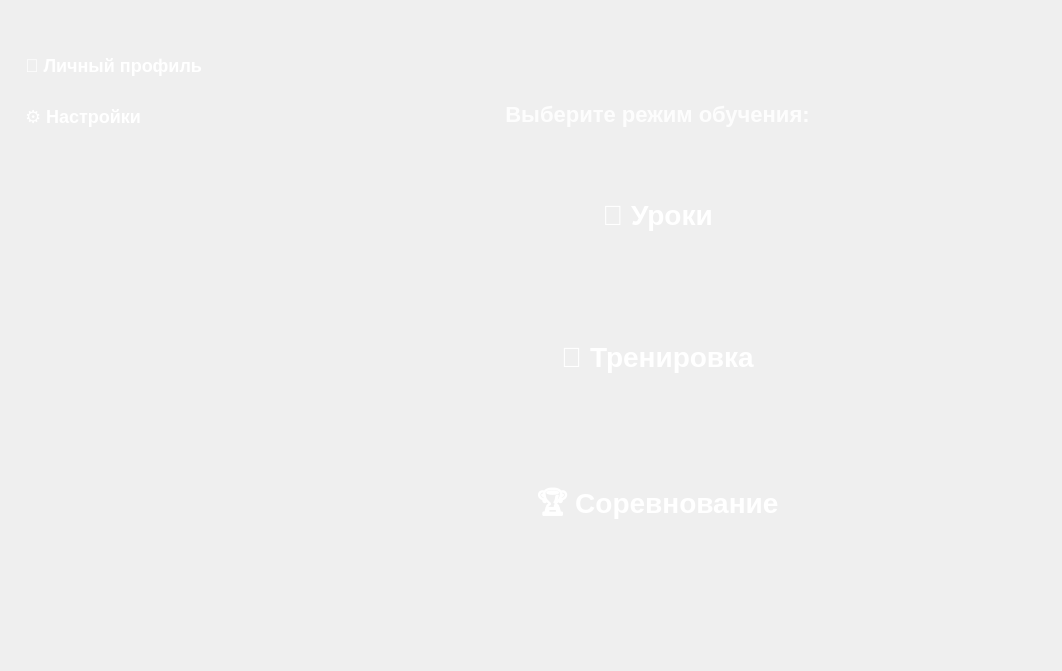
Qt form app/ui/main.ui (vasilisqq/music_app) before a commit.
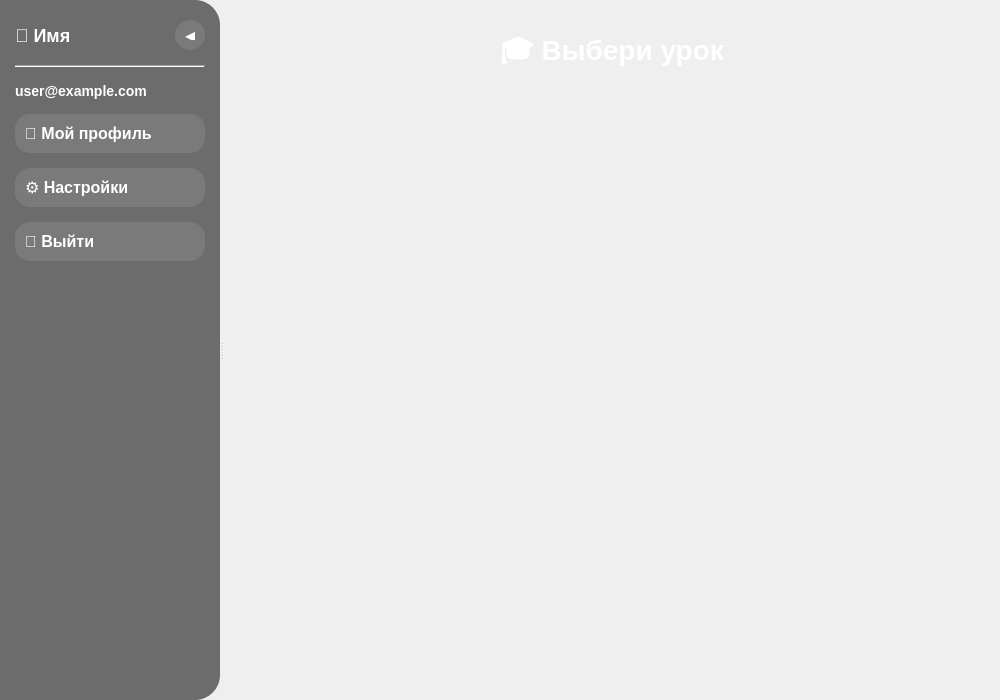
The same form after that commit.

Commit message: init main UI

```diff
--- a/app/ui/main.ui
+++ b/app/ui/main.ui
@@ -1,17 +1,23 @@
 <?xml version="1.0" encoding="UTF-8"?>
 <ui version="4.0">
- <class>Main</class>
- <widget class="QMainWindow" name="PianoTutorMain">
+ <class>MainWindow</class>
+ <widget class="QMainWindow" name="MainWindow">
   <property name="geometry">
    <rect>
     <x>0</x>
     <y>0</y>
-    <width>1062</width>
-    <height>671</height>
+    <width>1000</width>
+    <height>700</height>
    </rect>
   </property>
+  <property name="minimumSize">
+   <size>
+    <width>800</width>
+    <height>600</height>
+   </size>
+  </property>
   <property name="windowTitle">
-   <string>🎹 Piano Tutor — Главное меню</string>
+   <string>Music App — Главная</string>
   </property>
   <property name="styleSheet">
    <string notr="true">
@@ -19,107 +25,219 @@
   background: qlineargradient(x1:0, y1:0, x2:1, y2:1,
     stop:0 #3a8dde, stop:0.5 #00c8d6, stop:1 #2faf5e);
 }
-
-/* Левая панель */
-QWidget#leftPanel {
-  background: rgba(255,255,255,0.1);
+#drawerWidget {
+  background: rgba(0,0,0,0.55);
   border-top-right-radius: 25px;
   border-bottom-right-radius: 25px;
 }
-
-/* Заголовок */
-QLabel#appTitle {
-  color: white; font-size: 30pt; font-weight: 700;
-  padding: 40px 15px; text-align: center;
-}
-
-/* Кнопки панели */
-QPushButton#profileBtn, QPushButton#settingsBtn, QPushButton#exitBtn {
-  background: transparent;
-  color: white;
-  font-size: 18px;
-  font-weight: 600;
-  border: none;
+#drawerWidget QPushButton {
+  background: rgba(255,255,255,0.1);
+  border-radius: 15px;
+  padding: 10px;
   text-align: left;
-  padding: 15px 25px;
+  font-size: 16px;
+  font-weight: 600;
+  color: white;
 }
-QPushButton#profileBtn:hover, QPushButton#settingsBtn:hover, QPushButton#exitBtn:hover {
-  color: #4facfe;
+#drawerWidget QPushButton:hover {
+  background: rgba(255,255,255,0.25);
 }
-
-/* Центральные кнопки */
-QPushButton#lessonBtn, QPushButton#practiceBtn, QPushButton#contestBtn {
-  background: qlineargradient(x1:0, y1:0, x2:0, y2:1,
-    stop:0 #26af27, stop:1 #1a9f26);
-  color: white; border-radius: 25px; border: none;
-  font-size: 28px; font-weight: 700;
-  padding: 40px; min-width: 300px;
+#drawerWidget QPushButton:pressed {
+  background: rgba(255,255,255,0.4);
 }
-QPushButton:hover {
-  background: qlineargradient(x1:0, y1:0, x2:0, y2:1,
-    stop:0 #1e8b1f, stop:1 #158015);
-}
-QPushButton:pressed {
-  background: rgb(9,140,12);
-}
-
-QLabel#subtitle {
-  color: rgba(255,255,255,0.9);
-  font-size: 22px;
+#drawerWidget QLabel {
+  color: white;
+  font-size: 14px;
   font-weight: 500;
 }
+#drawerWidget #userNameLabel {
+  font-size: 18px;
+  font-weight: 700;
+}
+#collapseBtn {
+  background: transparent;
+  border: none;
+  color: white;
+  font-size: 20px;
+  font-weight: bold;
+}
+.lessonCard {
+  background: rgba(255,255,255,0.92);
+  border-radius: 20px;
+  padding: 15px;
+}
+.lessonCard QLabel {
+  color: #222;
+}
+.lessonCard QLabel:first-child {
+  font-size: 22px;
+  font-weight: 700;
+  color: #1e8b1f;
+}
+.lessonCard QPushButton {
+  background: qlineargradient(x1:0,y1:0,x2:0,y2:1, stop:0 #26af27, stop:1 #1a9f26);
+  border-radius: 12px;
+  padding: 8px;
+  font-size: 14px;
+  font-weight: bold;
+  color: white;
+}
+.lessonCard QPushButton:hover {
+  background: qlineargradient(x1:0,y1:0,x2:0,y2:1, stop:0 #1e8b1f, stop:1 #158015);
+}
+QScrollArea {
+  background: transparent;
+  border: none;
+}
+QScrollBar:vertical {
+  background: rgba(0,0,0,0.2);
+  width: 10px;
+  border-radius: 5px;
+}
+QScrollBar::handle:vertical {
+  background: white;
+  border-radius: 5px;
+  min-height: 30px;
+}
+QScrollBar::add-line:vertical, QScrollBar::sub-line:vertical {
+  height: 0px;
+}
    </string>
   </property>
   <widget class="QWidget" name="centralwidget">
-   <layout class="QHBoxLayout" name="mainLayout">
+   <layout class="QVBoxLayout" name="verticalLayout_global">
     <property name="spacing">
      <number>0</number>
     </property>
-    <property name="margin" stdset="0">
+    <property name="leftMargin">
      <number>0</number>
     </property>
+    <property name="topMargin">
+     <number>0</number>
+    </property>
+    <property name="rightMargin">
+     <number>0</number>
+    </property>
+    <property name="bottomMargin">
+     <number>0</number>
+    </property>
     <item>
-     <layout class="QVBoxLayout" name="sideLayout">
+     <widget class="QSplitter" name="mainSplitter">
+      <property name="orientation">
+       <enum>Qt::Horizontal</enum>
+      </property>
+      <property name="childrenCollapsible">
+       <bool>false</bool>
+      </property>
+      <widget class="QWidget" name="drawerWidget" native="true">
+       <property name="minimumSize">
+        <size>
+         <width>220</width>
+         <height>0</height>
+        </size>
+       </property>
+       <property name="maximumSize">
+        <size>
+         <width>220</width>
+         <height>16777215</height>
+        </size>
+       </property>
+       <layout class="QVBoxLayout" name="verticalLayout_drawer">
+        <property name="spacing">
+         <number>15</number>
+        </property>
       <property name="leftMargin">
-       <number>0</number>
+         <number>15</number>
       </property>
       <property name="topMargin">
-       <number>40</number>
+         <number>20</number>
       </property>
       <property name="rightMargin">
-       <number>25</number>
+         <number>15</number>
       </property>
       <property name="bottomMargin">
-       <number>25</number>
-      </property>
+         <number>20</number>
+        </property>
+        <item>
+         <layout class="QHBoxLayout" name="horizontalLayout_header">
+          <item>
+           <widget class="QLabel" name="userNameLabel">
+            <property name="text">
+             <string>👤 Имя</string>
+            </property>
+           </widget>
+          </item>
+          <item>
+           <spacer name="horizontalSpacer_collapse">
+            <property name="orientation">
+             <enum>Qt::Orientation::Horizontal</enum>
+            </property>
+            <property name="sizeHint" stdset="0">
+             <size>
+              <width>40</width>
+              <height>20</height>
+             </size>
+            </property>
+           </spacer>
+          </item>
+          <item>
+           <widget class="QPushButton" name="collapseBtn">
+            <property name="text">
+             <string>◀</string>
+            </property>
+            <property name="maximumSize">
+             <size>
+              <width>30</width>
+              <height>30</height>
+             </size>
+            </property>
+            <property name="visible">
+             <bool>false</bool>
+            </property>
+            <property name="toolTip">
+             <string>Свернуть меню</string>
+            </property>
+           </widget>
+          </item>
+         </layout>
+        </item>
+        <item>
+         <widget class="Line" name="line_1">
+          <property name="orientation">
+           <enum>Qt::Orientation::Horizontal</enum>
+          </property>
+         </widget>
+        </item>
+        <item>
+         <widget class="QLabel" name="emailLabel">
+          <property name="text">
+           <string>user@example.com</string>
+          </property>
+         </widget>
+        </item>
       <item>
        <widget class="QPushButton" name="profileBtn">
-        <property name="sizePolicy">
-         <sizepolicy hsizetype="Maximum" vsizetype="Fixed">
-          <horstretch>0</horstretch>
-          <verstretch>0</verstretch>
-         </sizepolicy>
-        </property>
         <property name="text">
-         <string>👤 Личный профиль</string>
+           <string>👤 Мой профиль</string>
         </property>
        </widget>
       </item>
       <item>
        <widget class="QPushButton" name="settingsBtn">
-        <property name="sizePolicy">
-         <sizepolicy hsizetype="Maximum" vsizetype="Fixed">
-          <horstretch>0</horstretch>
-          <verstretch>0</verstretch>
-         </sizepolicy>
-        </property>
         <property name="text">
          <string>⚙️ Настройки</string>
         </property>
        </widget>
       </item>
       <item>
-       <spacer name="verticalSpacer">
+         <widget class="QPushButton" name="logoutBtn">
+          <property name="text">
+           <string>🚪 Выйти</string>
+          </property>
+         </widget>
+        </item>
+        <item>
+         <spacer name="verticalSpacer_drawer">
         <property name="orientation">
          <enum>Qt::Orientation::Vertical</enum>
         </property>
@@ -132,28 +250,43 @@
        </spacer>
       </item>
      </layout>
-    </item>
-    <item>
-     <layout class="QVBoxLayout" name="centerLayout">
+      </widget>
+      <widget class="QScrollArea" name="lessonsScrollArea">
+       <property name="widgetResizable">
+        <bool>true</bool>
+       </property>
+       <widget class="QWidget" name="scrollAreaWidgetContents">
+        <property name="geometry">
+         <rect>
+          <x>0</x>
+          <y>0</y>
+          <width>720</width>
+          <height>600</height>
+         </rect>
+        </property>
+        <layout class="QVBoxLayout" name="verticalLayout_scroll">
       <property name="spacing">
-       <number>30</number>
+          <number>20</number>
       </property>
       <property name="leftMargin">
-       <number>200</number>
+          <number>30</number>
       </property>
       <property name="topMargin">
-       <number>100</number>
+          <number>30</number>
       </property>
       <property name="rightMargin">
-       <number>200</number>
+          <number>30</number>
       </property>
       <property name="bottomMargin">
-       <number>100</number>
+          <number>30</number>
       </property>
       <item>
-       <widget class="QLabel" name="subtitle">
+          <widget class="QLabel" name="greetingLabel">
         <property name="text">
-         <string>Выберите режим обучения:</string>
+            <string>🎓 Выбери урок</string>
+           </property>
+           <property name="styleSheet">
+            <string notr="true">color: white; font-size: 28px; font-weight: bold; background: transparent;</string>
         </property>
         <property name="alignment">
          <set>Qt::AlignmentFlag::AlignCenter</set>
@@ -161,27 +294,32 @@
        </widget>
       </item>
       <item>
-       <widget class="QPushButton" name="lessonBtn">
-        <property name="text">
-         <string>📘 Уроки</string>
-        </property>
-       </widget>
-      </item>
-      <item>
-       <widget class="QPushButton" name="practiceBtn">
-        <property name="text">
-         <string>🎵 Тренировка</string>
-        </property>
-       </widget>
+          <layout class="QGridLayout" name="lessonsGridLayout">
+           <property name="horizontalSpacing">
+            <number>20</number>
+           </property>
+           <property name="verticalSpacing">
+            <number>20</number>
+           </property>
+          </layout>
       </item>
       <item>
-       <widget class="QPushButton" name="contestBtn">
-        <property name="text">
-         <string>🏆 Соревнование</string>
-        </property>
-       </widget>
-      </item>
-     </layout>
+          <spacer name="verticalSpacer_bottom">
+           <property name="orientation">
+            <enum>Qt::Orientation::Vertical</enum>
+           </property>
+           <property name="sizeHint" stdset="0">
+            <size>
+             <width>20</width>
+             <height>40</height>
+            </size>
+           </property>
+          </spacer>
+         </item>
+        </layout>
+       </widget>
+      </widget>
+     </widget>
     </item>
    </layout>
   </widget>
```
Lines whose indentation alone changed are shown as unchanged. The commit also changes 3 other files.
